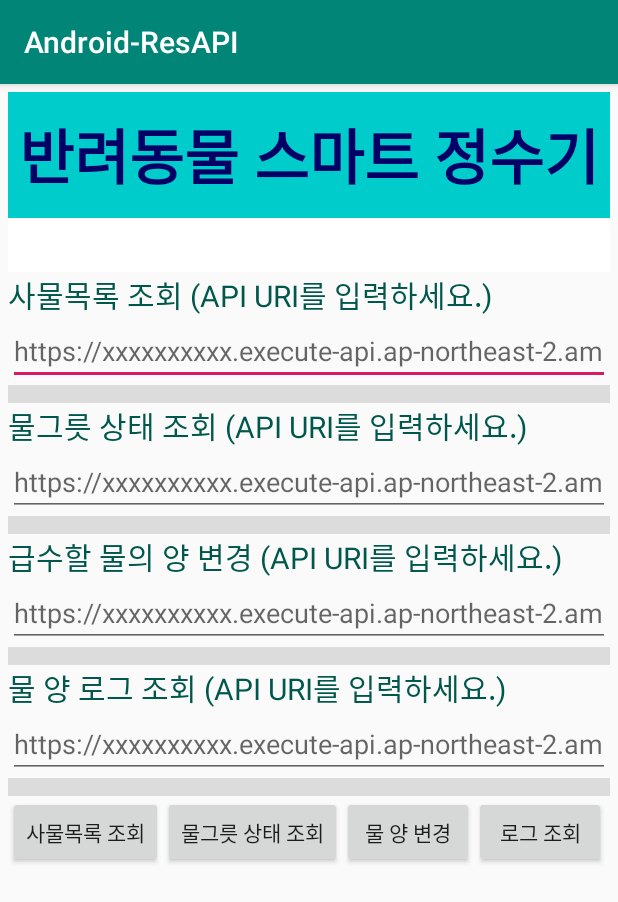
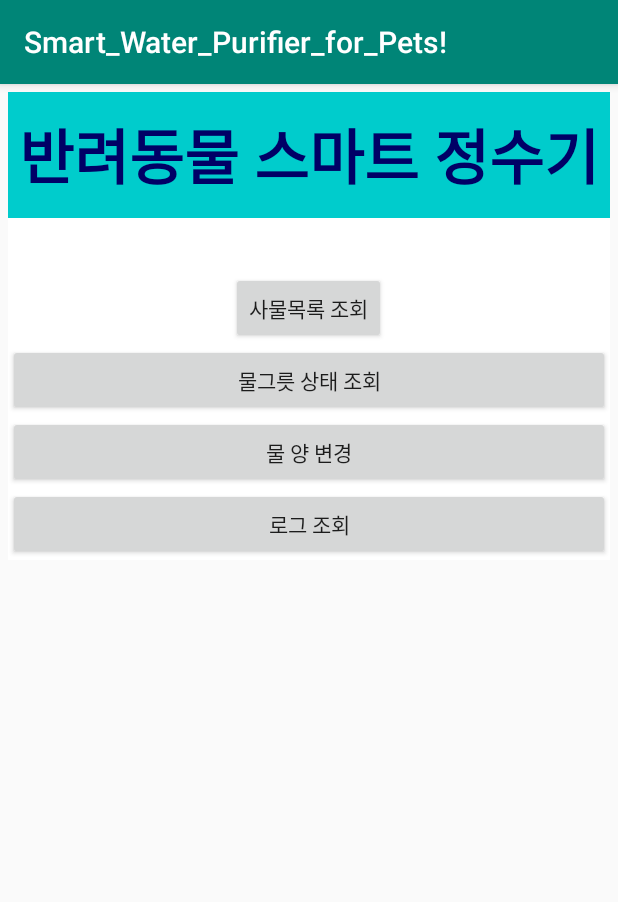
Before and after one commit to yudini/smart_water_purifier_for_pets, an Android app: the screen it shows after launch (MainActivity), on a phone screen of 412 x 824 dp. Shown: the top 902 px of the screen. Run offline under Robolectric (Android 15) with nearby library versions, the phone set to English and light mode, and no system bars.

Commit message:
UI 및 자바파일 수정

```diff
--- a/smart_water_purifier_for-Android/app/src/main/java/com/example/android_resapi/ui/MainActivity.java
+++ b/smart_water_purifier_for-Android/app/src/main/java/com/example/android_resapi/ui/MainActivity.java
@@ -21,24 +21,21 @@ public class MainActivity extends AppCompatActivity {
         super.onCreate(savedInstanceState);
         setContentView(R.layout.activity_main);
 
-        listThingsURL = findViewById(R.id.listThingsURL);
+      /*  listThingsURL = findViewById(R.id.listThingsURL);
         getShadowURL = findViewById(R.id.getShadowURL);
         updateShadowURL = findViewById(R.id.updateShadowURL);
         getLogsURL = findViewById(R.id.getLogsURL);
-
+*/
         //사물 목록 조회
         //listThingBtn 을 클릭시에 동작하는 listener
-        Button listThingsBtn = findViewById(R.id.listThingsBtn);
+        final Button listThingsBtn = findViewById(R.id.listThingsBtn);
         listThingsBtn.setOnClickListener(new View.OnClickListener() {
             public void onClick(View v) {
-                String urlstr = listThingsURL.getText().toString();
-                Log.i(TAG, "listThingsURL=" + urlstr);
-                if (urlstr == null || urlstr.equals("")) {   //url 입력이 없는경우
-                   Toast.makeText(MainActivity.this, "사물목록 조회 API URI 입력이 필요합니다.", Toast.LENGTH_SHORT).show();
-                    return;
-                }
+                String listThingsURL = "https://kjgnr8bpzc.execute-api.ap-northeast-2.amazonaws.com/prod/devices";
+                Log.i(TAG, "listThingsURL=" + listThingsURL);
+                String listURL = "https://kjgnr8bpzc.execute-api.ap-northeast-2.amazonaws.com/prod/devices";
                 Intent intent = new Intent(MainActivity.this, ListThingsActivity.class);  // ListThingActivity화면으로 이동하기위한 인텐트
-                intent.putExtra("listThingsURL", listThingsURL.getText().toString());//listThingsURL을 같이 넘겨줌
+                intent.putExtra("listThingsURL",listURL);
                 startActivity(intent);  //새로운 화면으로 이동(사물 조회 화면)
                 //  new GetThings(MainActivity.this).execute();
                 //  new GetThingShadow(MainActivity.this, "MyMKRWiFi1010").execute();
@@ -52,13 +49,9 @@ public class MainActivity extends AppCompatActivity {
         getShadowBtn.setOnClickListener(new View.OnClickListener() {
             @Override
             public void onClick(View view) {
-                String urlstr = getShadowURL.getText().toString();
-                if (urlstr == null || urlstr.equals("")) {  //url 입력이 없는 경우
-                    Toast.makeText(MainActivity.this, "물그릇 상태 조회 API URI 입력이 필요합니다.", Toast.LENGTH_SHORT).show();
-                    return;
-                }
+                String getShadowURL = "https://kjgnr8bpzc.execute-api.ap-northeast-2.amazonaws.com/prod/devices/Smart_Water_Purifier_for_Dog";
                 Intent intent = new Intent(MainActivity.this, DeviceActivity.class); //DeviceActivity화면으로 이동하기위한 인텐트
-                intent.putExtra("getShadowURL", getShadowURL.getText().toString());  //getShadowURL을 같이 넘겨줌
+                intent.putExtra("getShadowURL", getShadowURL);  //getShadowURL을 같이 넘겨줌
                 startActivity(intent);//새로운 화면으로 이동(물그릇 상태 조회 화면)
 
             }
@@ -70,13 +63,9 @@ public class MainActivity extends AppCompatActivity {
         updateShadowBtn.setOnClickListener(new View.OnClickListener() {
             @Override
             public void onClick(View view) {
-                String urlstr = updateShadowURL.getText().toString();
-                if (urlstr == null || urlstr.equals("")) {  //url 입력이 없는 경우
-                    Toast.makeText(MainActivity.this, "급수할 물 양 변경 API URI 입력이 필요합니다.", Toast.LENGTH_SHORT).show();
-                    return;
-                }
+                String updateShadowURL = "https://kjgnr8bpzc.execute-api.ap-northeast-2.amazonaws.com/prod/devices/Smart_Water_Purifier_for_Dog";
                 Intent intent = new Intent(MainActivity.this, UpdateActivity.class); //UpdateActivity화면으로 이동하기위한 인텐트
-                intent.putExtra("updateShadowURL", updateShadowURL.getText().toString());//updateShadowURL을 같이 넘겨줌
+                intent.putExtra("updateShadowURL", updateShadowURL);//updateShadowURL을 같이 넘겨줌
                 startActivity(intent); //새로운 화면으로 이동(물그릇 상태 조회 화면)
 
             }
@@ -88,13 +77,9 @@ public class MainActivity extends AppCompatActivity {
         listLogsBtn.setOnClickListener(new View.OnClickListener() {
             @Override
             public void onClick(View view) {
-                String urlstr = getLogsURL.getText().toString();
-                if (urlstr == null || urlstr.equals("")) {  //url 입력이 없는 경우
-                    Toast.makeText(MainActivity.this, "물 양 조회 API URI 입력이 필요합니다.", Toast.LENGTH_SHORT).show();
-                    return;
-                }
+                String getLogsURL = "https://kjgnr8bpzc.execute-api.ap-northeast-2.amazonaws.com/prod/devices/WaterLevel/log";
                 Intent intent = new Intent(MainActivity.this, LogActivity.class);//LogActivity화면으로 이동하기위한 인텐트
-                intent.putExtra("getLogsURL", getLogsURL.getText().toString());//getLogURL을 같이 넘겨줌
+                intent.putExtra("getLogsURL", getLogsURL);//getLogURL을 같이 넘겨줌
                 startActivity(intent);
             }
         });
--- a/smart_water_purifier_for-Android/app/src/main/res/layout/activity_main.xml
+++ b/smart_water_purifier_for-Android/app/src/main/res/layout/activity_main.xml
@@ -38,127 +38,35 @@
     <LinearLayout
         android:layout_width="match_parent"
         android:layout_height="wrap_content"
-        android:orientation="vertical">
-
-        <TextView
-            android:layout_width="wrap_content"
-            android:layout_height="wrap_content"
-            android:textSize="20dp"
-            android:textColor="@color/colorPrimaryDark"
-            android:text="사물목록 조회 (API URI를 입력하세요.)"/>
-
-        <EditText
-            android:layout_width="wrap_content"
-            android:layout_height="wrap_content"
-            android:inputType="textUri"
-            android:hint="https://xxxxxxxxxx.execute-api.ap-northeast-2.amazonaws.com/prod/devices"
-
-            android:id="@+id/listThingsURL"/>
-    </LinearLayout>
-    <View
-        android:layout_width="match_parent"
-        android:layout_height="12dp"
-        android:background="?android:attr/listDivider" />
-    <LinearLayout
-        android:layout_width="match_parent"
-        android:layout_height="wrap_content"
-        android:orientation="vertical">
-
-        <TextView
-            android:layout_width="wrap_content"
-            android:layout_height="wrap_content"
-            android:textSize="20dp"
-            android:textColor="@color/colorPrimaryDark"
-            android:text="물그릇 상태 조회 (API URI를 입력하세요.)"/>
-
-        <EditText
-            android:layout_weight="1"
-            android:layout_width="wrap_content"
-            android:layout_height="wrap_content"
-            android:inputType="textUri"
-            android:hint="https://xxxxxxxxxx.execute-api.ap-northeast-2.amazonaws.com/prod/devices/DDDDDDDD"
-            android:id="@+id/getShadowURL"/>
-    </LinearLayout>
-
-    <View
-        android:layout_width="match_parent"
-        android:layout_height="12dp"
-        android:background="?android:attr/listDivider" />
-    <LinearLayout
-        android:layout_width="match_parent"
-        android:layout_height="wrap_content"
-        android:orientation="vertical">
-
-        <TextView
-            android:layout_width="wrap_content"
-            android:layout_height="wrap_content"
-            android:textSize="20dp"
-            android:textColor="@color/colorPrimaryDark"
-            android:text="급수할 물의 양 변경 (API URI를 입력하세요.)"/>
-
-        <EditText
-            android:layout_weight="1"
-            android:layout_width="wrap_content"
-            android:layout_height="wrap_content"
-            android:inputType="textUri"
-            android:hint="https://xxxxxxxxxx.execute-api.ap-northeast-2.amazonaws.com/prod/devices/DDDDDDDD"
-            android:id="@+id/updateShadowURL"/>
-    </LinearLayout>
-    <View
-        android:layout_width="match_parent"
-        android:layout_height="12dp"
-        android:background="?android:attr/listDivider" />
-    <LinearLayout
-        android:layout_width="match_parent"
-        android:layout_height="wrap_content"
-        android:orientation="vertical">
-
-        <TextView
-            android:layout_width="wrap_content"
-            android:layout_height="wrap_content"
-            android:textSize="20dp"
-            android:textColor="@color/colorPrimaryDark"
-            android:text="물 양 로그 조회 (API URI를 입력하세요.)"/>
-
-        <EditText
-            android:layout_width="wrap_content"
-            android:layout_height="wrap_content"
-            android:inputType="textUri"
-            android:hint="https://xxxxxxxxxx.execute-api.ap-northeast-2.amazonaws.com/prod/devices/DDDDDDDD/log"
-            android:id="@+id/getLogsURL"/>
-    </LinearLayout>
-    <View
-        android:layout_width="match_parent"
-        android:layout_height="12dp"
-        android:background="?android:attr/listDivider" />
-
-    <LinearLayout
-        android:layout_width="match_parent"
-        android:layout_height="wrap_content"
-        android:orientation="horizontal">
+        android:orientation="vertical"
+        android:background="#FFFFFF">
         <Button
             android:id="@+id/listThingsBtn"
             android:layout_width="wrap_content"
-            android:layout_height="wrap_content"
+            android:layout_height="match_parent"
             android:text="사물목록 조회"
+            android:layout_gravity="center"
              />
         <Button
             android:id="@+id/getShadowBtn"
-            android:layout_width="wrap_content"
-            android:layout_height="wrap_content"
+            android:layout_width="match_parent"
+            android:layout_height="match_parent"
             android:text="물그릇 상태 조회"
+            android:layout_gravity="center"
            />
         <Button
             android:id="@+id/updateShadowBtn"
-            android:layout_width="wrap_content"
-            android:layout_height="wrap_content"
+            android:layout_width="match_parent"
+            android:layout_height="match_parent"
             android:text="물 양 변경"
+            android:layout_gravity="center"
             />
         <Button
             android:id="@+id/listLogsBtn"
-            android:layout_width="wrap_content"
-            android:layout_height="wrap_content"
+            android:layout_width="match_parent"
+            android:layout_height="match_parent"
             android:text="로그 조회"
+            android:layout_gravity="center"
              />
 
     </LinearLayout>
--- a/smart_water_purifier_for-Android/app/src/main/res/values/strings.xml
+++ b/smart_water_purifier_for-Android/app/src/main/res/values/strings.xml
@@ -1,5 +1,5 @@
 <resources>
-    <string name="app_name">Android-ResAPI</string>
+    <string name="app_name">Smart_Water_Purifier_for_Pets!</string>
     <string name="device_state">디바이스 최신 상태</string>
     <string name="water_level">물 양:</string>
     <string name="water_state">물 상태:</string>
```
